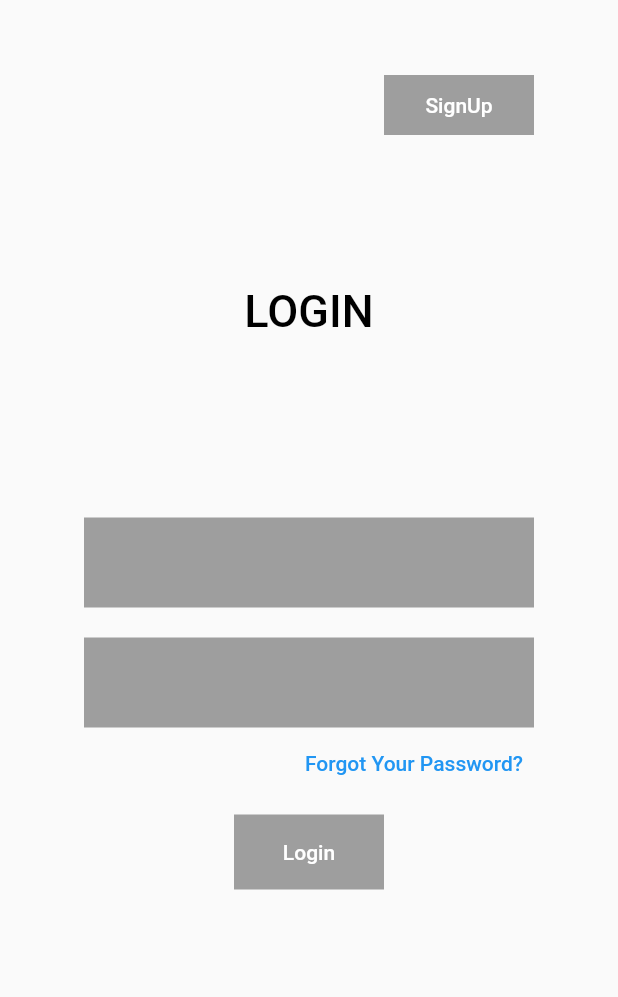
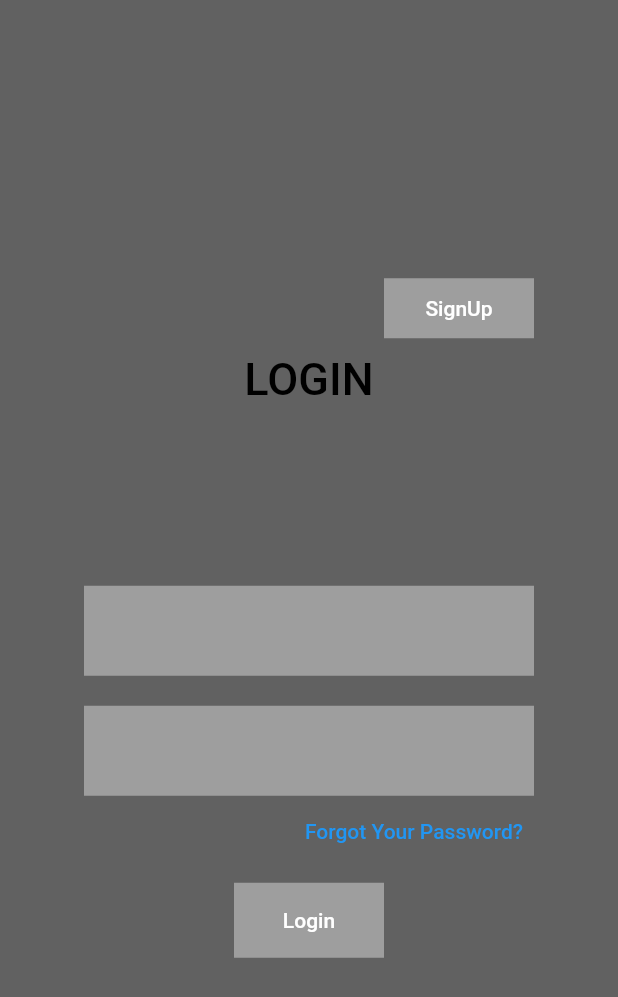
Before and after one commit to Barzi-Yassin/job_vacancies, a Flutter app: the screen it shows after launch, after a tap on "Login", on a phone screen of 412 x 824 dp. Shown: the top 997 px of the screen. Run offline on Flutter 3.47's test engine with Material 2 defaults, Android fonts, the phone set to English and light mode, and no system bars; our stand-ins replace cloud_firestore, dropdown_button2, firebase_auth, firebase_core; missing offline and left inert: flutter_radio_group; accounts and stored records are empty; generated files the repository leaves out were written again.

Commit message:
fix signin screen renderflex overflowe + background color

```diff
--- a/lib/src/screens/screen_sign_in.dart
+++ b/lib/src/screens/screen_sign_in.dart
@@ -10,14 +10,13 @@ class ScreenSignIn extends StatelessWidget {
   @override
   Widget build(BuildContext context) {
     return Scaffold(
+      backgroundColor: Colors.grey.shade700,
       body: Row(
         mainAxisAlignment: MainAxisAlignment.center,
         children: [
           Column(
+            mainAxisAlignment: MainAxisAlignment.center,
             children: [
-              const SizedBox(
-                height: 50,
-              ),
               Padding(
                 padding: const EdgeInsets.only(left: 200),
                 child: Container(
@@ -34,7 +33,7 @@ class ScreenSignIn extends StatelessWidget {
                         ))),
               ),
               const SizedBox(
-                height: 100,
+                height: 10,
               ),
               const Text(
                 "LOGIN",
```
